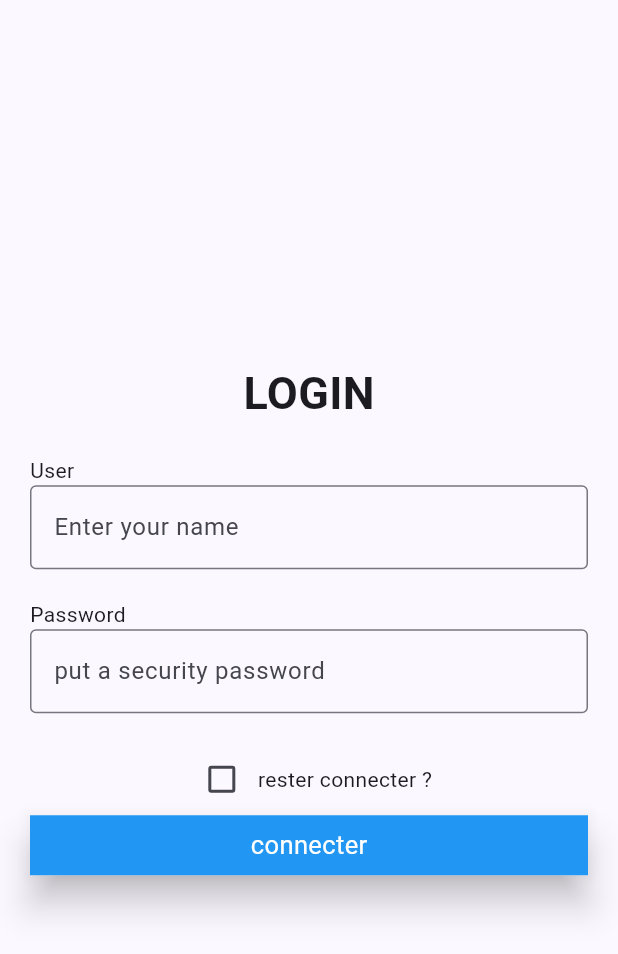
After one commit to keithulric063/colony-flutter-, a Flutter app: the screen it shows after launch, after a tap on "utilisateur", on a phone screen of 412 x 824 dp. The commit adds this screen. Shown: the top 954 px of the screen. Run offline on Flutter 3.47's test engine with Material 3 defaults, Android fonts, the phone set to English and light mode, and no system bars.

Commit message:
updated main.dart

```diff
--- a/lib/colonie_widget_/lib/main.dart
+++ b/lib/colonie_widget_/lib/main.dart
@@ -1,3 +1,5 @@
+import 'package:colonie_widget_/ui/home.dart';
+import 'package:colonie_widget_/ui/login.dart';
 import 'package:flutter/material.dart';
 
 void main() {
@@ -19,6 +21,11 @@ class MyApp extends StatelessWidget {
       ),
       home: const MyHomePage(title: 'RingFlow'),
       debugShowCheckedModeBanner: false,
+      initialRoute: '/',
+      routes: {
+        '/home': (context) => const HomeUI(),
+        '/login': (context) => const LoginUI(),
+      },
     );
   }
 }
@@ -48,7 +55,11 @@ class _MyHomePageState extends State<MyHomePage> {
             Row(
               mainAxisAlignment: .center,
               children: [
-                Container(
+                InkWell(
+                  onTap: () {
+                    Navigator.pushNamed(context, '/login');
+                  },
+                  child: Container(
                     width: 100,
                     height: 100,
                     decoration: BoxDecoration(
@@ -70,11 +81,18 @@ class _MyHomePageState extends State<MyHomePage> {
                       ],
                     ),
                   ),
+                ),
                 const SizedBox(width: 20),
-                Container(
+
+                InkWell(
+                  onTap: () {
+                    Navigator.pushNamed(context, '/home');
+                  },
+                  child: Container(
                     color: const Color.fromARGB(255, 122, 209, 28),
                     width: 100,
                     height: 100,
+                  ),
                 ),
                 const SizedBox(width: 20),
                 Container(color: Colors.green, width: 100, height: 100),
--- /dev/null
+++ b/lib/colonie_widget_/lib/ui/home.dart
@@ -0,0 +1,15 @@
+import 'package:flutter/material.dart';
+
+class HomeUI extends StatefulWidget {
+  const HomeUI({super.key});
+
+  @override
+  State<HomeUI> createState() => _HomeUIState();
+}
+
+class _HomeUIState extends State<HomeUI> {
+  @override
+  Widget build(BuildContext context) {
+    return const Placeholder();
+  }
+}
--- /dev/null
+++ b/lib/colonie_widget_/lib/ui/login.dart
@@ -0,0 +1,85 @@
+import 'package:flutter/material.dart';
+
+class LoginUI extends StatefulWidget {
+  const LoginUI({super.key});
+
+  @override
+  State<LoginUI> createState() => _LoginUIState();
+}
+
+class _LoginUIState extends State<LoginUI> {
+  @override
+  Widget build(BuildContext context) {
+    return Scaffold(
+      body: Container(
+        padding: EdgeInsets.all(20),
+        child: Column(
+          mainAxisAlignment: MainAxisAlignment.center,
+          crossAxisAlignment: CrossAxisAlignment.stretch,
+
+          children: [
+            Center(
+              child: Text(
+                'LOGIN',
+                style: TextStyle(fontSize: 30, fontWeight: FontWeight.bold),
+              ),
+            ),
+            SizedBox(height: 20),
+            Column(
+              crossAxisAlignment: CrossAxisAlignment.start,
+              children: [
+                Text('User'),
+                TextField(
+                  decoration: InputDecoration(
+                    border: OutlineInputBorder(),
+                    hintText: 'Enter your name',
+                  ),
+                ),
+                SizedBox(height: 20),
+                Text('Password'),
+                TextField(
+                  decoration: InputDecoration(
+                    border: OutlineInputBorder(),
+                    hintText: 'put a security password',
+                  ),
+                ),
+              ],
+            ),
+            SizedBox(height: 20),
+
+            Row(
+              mainAxisAlignment: MainAxisAlignment.center,
+              children: [
+                Checkbox(
+                  value: false,
+                  onChanged: (e) {},
+                  checkColor: Colors.blue,
+                ),
+                Text("rester connecter ?"),
+              ],
+            ),
+
+            InkWell(
+              onTap: () {
+                Navigator.pushNamed(context, "/home");
+              },
+              child: Material(
+                elevation: 10,
+                child: Container(
+                  height: 40,
+                  color: Colors.blue,
+                  child: Center(
+                    child: Text(
+                      'connecter',
+                      style: TextStyle(color: Colors.white, fontSize: 17),
+                    ),
+                  ),
+                ),
+              ),
+            ),
+          ],
+        ),
+      ),
+    );
+  }
+}
```
Also changed, not shown: lib/colonie_widget_/lib/utils/custoTextField.dart (added). Lines whose indentation alone changed are shown as unchanged.
